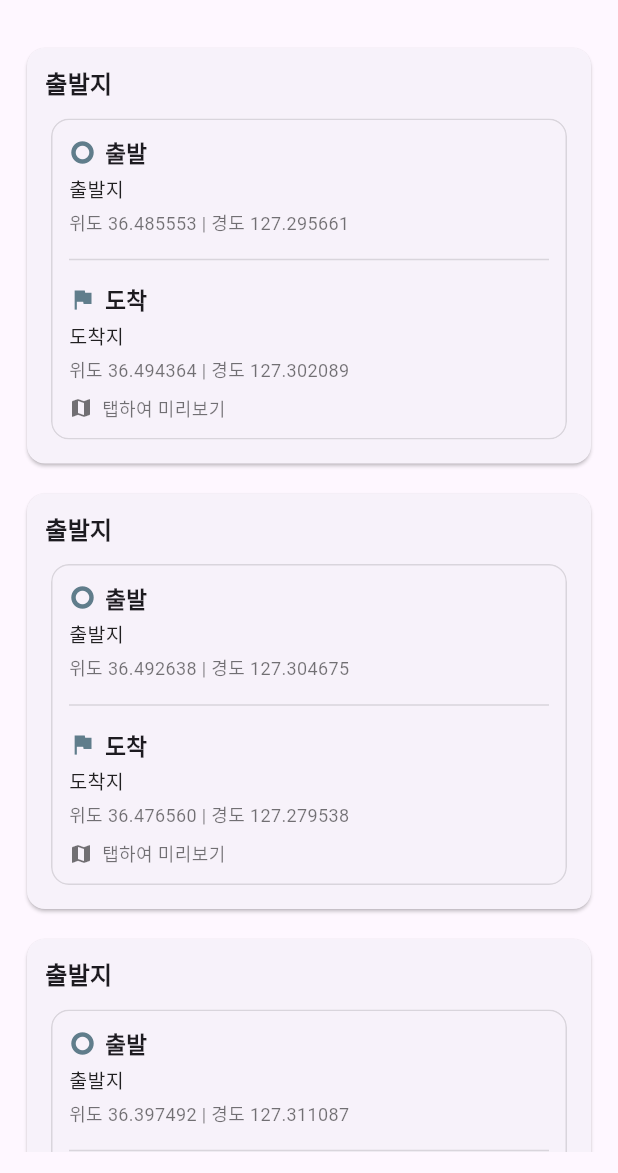
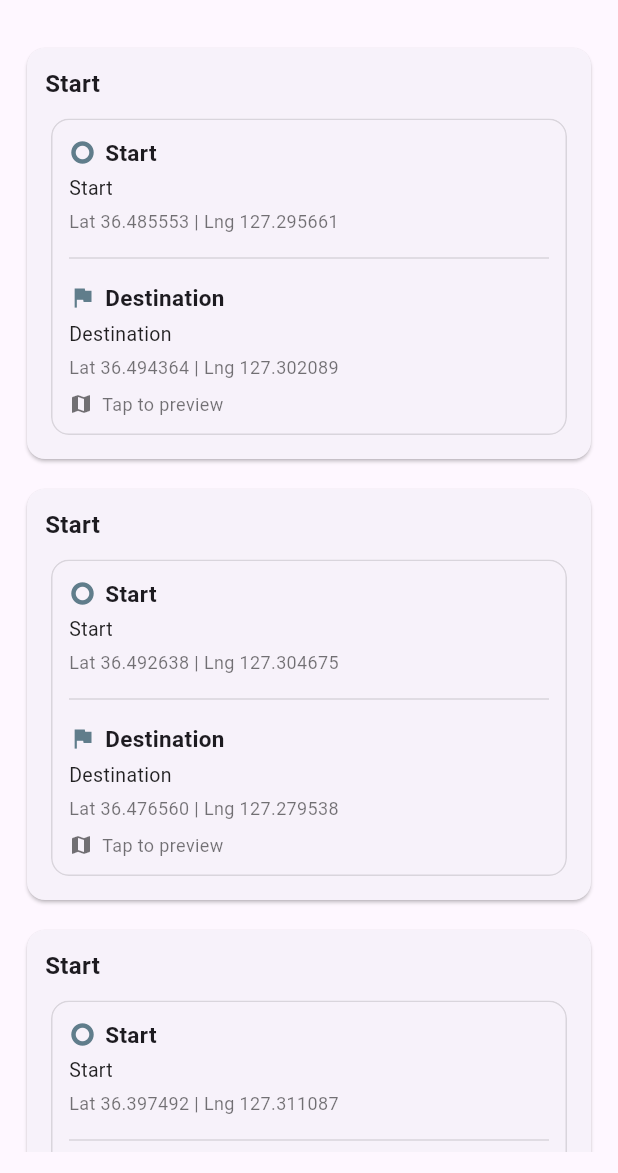
Before and after one commit to vv01011108/tas_flutter, a Flutter app: the screen it shows after launch, on a phone screen of 412 x 824 dp, the part 63-1236 px from its top. Run offline on Flutter 3.47's test engine with Material 3 defaults, Android fonts, the light colour scheme and no system bars; our stand-ins replace google_maps_flutter; network calls fail.

Commit message:
Add English UI version for paper demo

```diff
--- a/lib/features/navigation/domain/scenario_manager.dart
+++ b/lib/features/navigation/domain/scenario_manager.dart
@@ -67,8 +67,8 @@ class ScenarioManager {
       final endName = await _safeAddr(krAddr, trace.end);
 
       slot.trace = trace;
-      slot.startAddrKr = startName ?? trace.startAddr ?? '출발지';
-      slot.endAddrKr = endName ?? trace.endAddr ?? '도착지';
+      slot.startAddrKr = startName ?? trace.startAddr ?? 'Start';
+      slot.endAddrKr = endName ?? trace.endAddr ?? 'Destination';
     } catch (e, st) {
       debugPrint('[preload] $s 실패: $e\n$st');
       slot.trace = null; // UI에서 실패 표시
--- a/lib/features/navigation/presentation/hud_basic.dart
+++ b/lib/features/navigation/presentation/hud_basic.dart
@@ -110,7 +110,7 @@ class SpeedLimitHud extends StatelessWidget {
             ),
 
             child: const Text(
-              '제한 속도',
+              'Speed Limit',
               style: TextStyle(
                 fontSize: 11,
                 color: Colors.white,
--- a/lib/features/navigation/presentation/map_page.dart
+++ b/lib/features/navigation/presentation/map_page.dart
@@ -396,9 +396,10 @@ class _MapPageState extends State<MapPage> {
           }
 
           _tasSeverity = showTas ? dc : null;
-          _tasTitle = showTas ? (dc == 2 ? '⚠ 도로 결빙 ⚠\n위험 구간입니다' : '⚠ 도로 젖음 ⚠\n주의 구간입니다') : null;
+          _tasTitle = showTas
+              ?(dc == 2 ? '⚠ Icy Road ⚠\nHigh-risk section' : '⚠ Wet Road ⚠\nCaution section') : null;
           final recSafe = rec.clamp(0.0, maxSpd);
-          _tasSub = showTas ? '${recSafe.round()}km/h 이하로 서행하세요' : null;
+          _tasSub = showTas ? 'Slow down to ${recSafe.round()} km/h or less' : null;
 
           // 경과 시간
           if (_startTime != null) {
@@ -413,7 +414,7 @@ class _MapPageState extends State<MapPage> {
           await _sse.stop();
           if (mounted) {
             ScaffoldMessenger.of(context).showSnackBar(
-              const SnackBar(content: Text('모의 주행 완료(SSE 종료)')),
+              const SnackBar(content: Text('Simulation finished (SSE closed)')),
             );
             setState(() {});
           }
@@ -423,7 +424,7 @@ class _MapPageState extends State<MapPage> {
           await _sse.stop();
           if (mounted) {
             ScaffoldMessenger.of(context).showSnackBar(
-              SnackBar(content: Text('SSE 오류: $e'), backgroundColor: Colors.red),
+              SnackBar(content: Text('SSE error: $e'), backgroundColor: Colors.red),
             );
             setState(() {});
           }
@@ -434,7 +435,7 @@ class _MapPageState extends State<MapPage> {
       await _sse.stop();
       if (mounted) {
         ScaffoldMessenger.of(context).showSnackBar(
-          SnackBar(content: Text('SSE 시작 실패: $e'), backgroundColor: Colors.red),
+          SnackBar(content: Text('Failed to start SSE: $e'), backgroundColor: Colors.red),
         );
       }
     }
@@ -539,7 +540,7 @@ class _MapPageState extends State<MapPage> {
 
               // 리스트 카드
               return _scenarioListCard(
-                title: slot.startAddrKr ?? '주행 경로',
+                title: slot.startAddrKr ?? 'Route',
                 startAddr: slot.startAddrKr,
                 endAddr: slot.endAddrKr,
                 trace: slot.trace,
@@ -577,7 +578,7 @@ class _MapPageState extends State<MapPage> {
                   if (_trace == null || _trace!.pts.isEmpty) {
                     if (mounted) {
                       ScaffoldMessenger.of(context).showSnackBar(
-                        const SnackBar(content: Text('경로 데이터가 비어 있습니다. 시나리오 파일을 확인하세요.')),
+                        const SnackBar(content: Text('Scenario file paths are not configured.')),
                       );
                     }
                     return;
@@ -585,7 +586,7 @@ class _MapPageState extends State<MapPage> {
                   await _start();
                 },
                 icon: const Icon(Icons.play_arrow),
-                label: const Text('안내 시작'),
+                label: const Text('Start Guidance'),
               ),
             ],
           ),
@@ -703,7 +704,7 @@ class _MapPageState extends State<MapPage> {
                 Expanded(
                   flex: 2,
                   child: _BottomInfoBox(
-                    title: '주행 시간',
+                    title: 'Elapsed time',
                     value: _elapsedTime,
                   ),
                 ),
@@ -712,7 +713,7 @@ class _MapPageState extends State<MapPage> {
                 Expanded(
                   flex: 2,
                   child: _BottomInfoBox(
-                    title: '남은 거리',
+                    title: 'Remaining distance',
                     value: _remainingKm != null
                         ? '${_remainingKm!.toStringAsFixed(1)} km'
                         : '-- km',
@@ -756,12 +757,15 @@ class _MapPageState extends State<MapPage> {
               if (loading)
                 const LinearProgressIndicator(minHeight: 6)
               else if (hasError)
-                const Text('❌ 경로 로드 실패 (파일 또는 형식 오류)', style: TextStyle(color: Colors.red))
+                const Text(
+                  '❌ Failed to load route (file or format error)',
+                  style: TextStyle(color: Colors.red),
+                )
               else
                 card.StartEndCard(
-                  startAddr: startAddr ?? '주소 조회 실패',
+                  startAddr: startAddr ?? 'Address lookup failed',
                   start: card.LatLngLite(trace!.start.latitude, trace.start.longitude),
-                  endAddr: endAddr ?? '주소 조회 실패',
+                  endAddr: endAddr ?? 'Address lookup failed',
                   end: card.LatLngLite(trace.end.latitude, trace.end.longitude),
                 ),
             ],
@@ -779,10 +783,10 @@ class _MapPageState extends State<MapPage> {
       isScrollControlled: true,
       backgroundColor: Colors.transparent,
       builder: (_) => PreviewSheet(
-        title: '주행 경로 미리보기',
+        title: 'Preview route',
         trace: tr,
-        startAddr: slot.startAddrKr ?? '주소 조회 중…',
-        endAddr:   slot.endAddrKr ?? '주소 조회 중…',
+        startAddr: slot.startAddrKr ?? 'Resolving address…',
+        endAddr:   slot.endAddrKr ?? 'Resolving address…',
         onStart: () async {
           Navigator.of(context).pop();
           _trace = tr;
--- a/lib/features/navigation/presentation/widgets/preview_sheet.dart
+++ b/lib/features/navigation/presentation/widgets/preview_sheet.dart
@@ -114,7 +114,7 @@ class PreviewSheet extends StatelessWidget {
                           children: [
                             Icon(Icons.directions_car_rounded, size: 22),
                             SizedBox(width: 8),
-                            Text('안내 시작', style: TextStyle(fontSize: 18, fontWeight: FontWeight.bold)),
+                            Text('Start Guidance', style: TextStyle(fontSize: 18, fontWeight: FontWeight.bold)),
                           ],
                         ),
                       ),
--- a/lib/features/navigation/presentation/widgets/scenario_list.dart
+++ b/lib/features/navigation/presentation/widgets/scenario_list.dart
@@ -38,8 +38,8 @@ class ScenarioListCard extends StatelessWidget {
         child: Padding(
           padding: const EdgeInsets.all(12),
           child: loading ? const _Loading() : _Body(
-            startAddr: startAddr ?? '주소 조회 실패',
-            endAddr: endAddr ?? '주소 조회 실패',
+            startAddr: startAddr ?? 'Address lookup failed',
+            endAddr: endAddr ?? 'Address lookup failed',
             trace: trace!,
           ),
         ),
@@ -57,7 +57,7 @@ class _Loading extends StatelessWidget {
       SizedBox(height: 4),
       LinearProgressIndicator(minHeight: 6),
       SizedBox(height: 6),
-      Text('경로 불러오는 중...', style: TextStyle(fontSize: 12, color: Colors.black54)),
+      Text('Loading route...', style: TextStyle(fontSize: 12, color: Colors.black54)),
     ],
   );
 }
--- a/lib/features/navigation/presentation/widgets/start_end_card.dart
+++ b/lib/features/navigation/presentation/widgets/start_end_card.dart
@@ -35,11 +35,11 @@ class StartEndCard extends StatelessWidget {
       child: Column(
         crossAxisAlignment: CrossAxisAlignment.start,
         children: [
-          _addrBlock('출발', startAddr, start),
+          _addrBlock('Start', startAddr, start),
           const SizedBox(height: 8),
           const Divider(thickness: 1, color: Colors.black12),
           const SizedBox(height: 8),
-          _addrBlock('도착', endAddr, end),
+          _addrBlock('Destination', endAddr, end),
 
           if (showTapHint) ...[
             const SizedBox(height: 8),
@@ -47,7 +47,7 @@ class StartEndCard extends StatelessWidget {
               children: [
                 Icon(Icons.map, size: 16, color: Colors.black54),
                 SizedBox(width: 6),
-                Text('탭하여 미리보기', style: TextStyle(fontSize: 12, color: Colors.black54)),
+                Text('Tap to preview', style: TextStyle(fontSize: 12, color: Colors.black54)),
               ],
             ),
           ],
@@ -79,7 +79,7 @@ class StartEndCard extends StatelessWidget {
       children: [
         Row(
           children: [
-            Icon(label == '출발' ? Icons.trip_origin : Icons.flag,
+            Icon(label == 'Start' ? Icons.trip_origin : Icons.flag,
                 size: 18, color: Colors.blueGrey),
             const SizedBox(width: 6),
             Text(label,
@@ -90,7 +90,7 @@ class StartEndCard extends StatelessWidget {
         Text(addr, style: const TextStyle(fontSize: 13, color: Colors.black87)),
         const SizedBox(height: 4),
         Text(
-          '위도 ${pos.latitude.toStringAsFixed(6)} | 경도 ${pos.longitude.toStringAsFixed(6)}',
+          'Lat ${pos.latitude.toStringAsFixed(6)} | Lng ${pos.longitude.toStringAsFixed(6)}',
           style: const TextStyle(fontSize: 12, color: Colors.black54),
         ),
       ],
```
Also changed, not shown: lib/features/alerts/presentation/alert_banner.dart (+8 -34 lines), lib/features/shared/geo_addr.dart (+9 -8 lines), assets/icons/ellipse.png (added).
